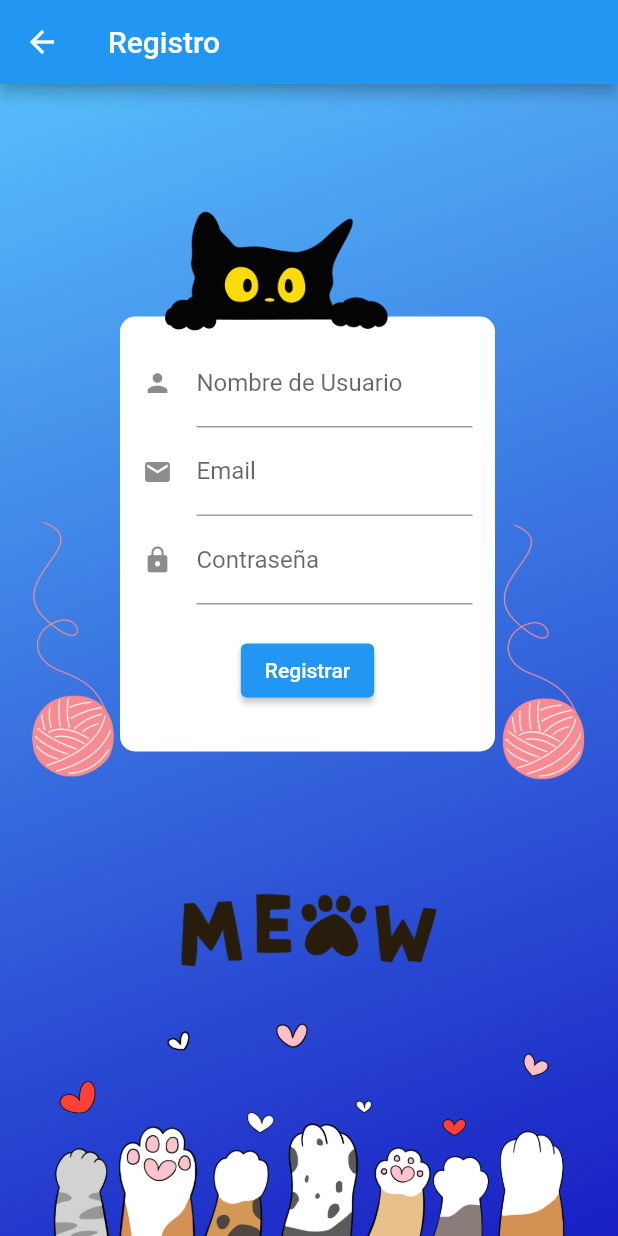
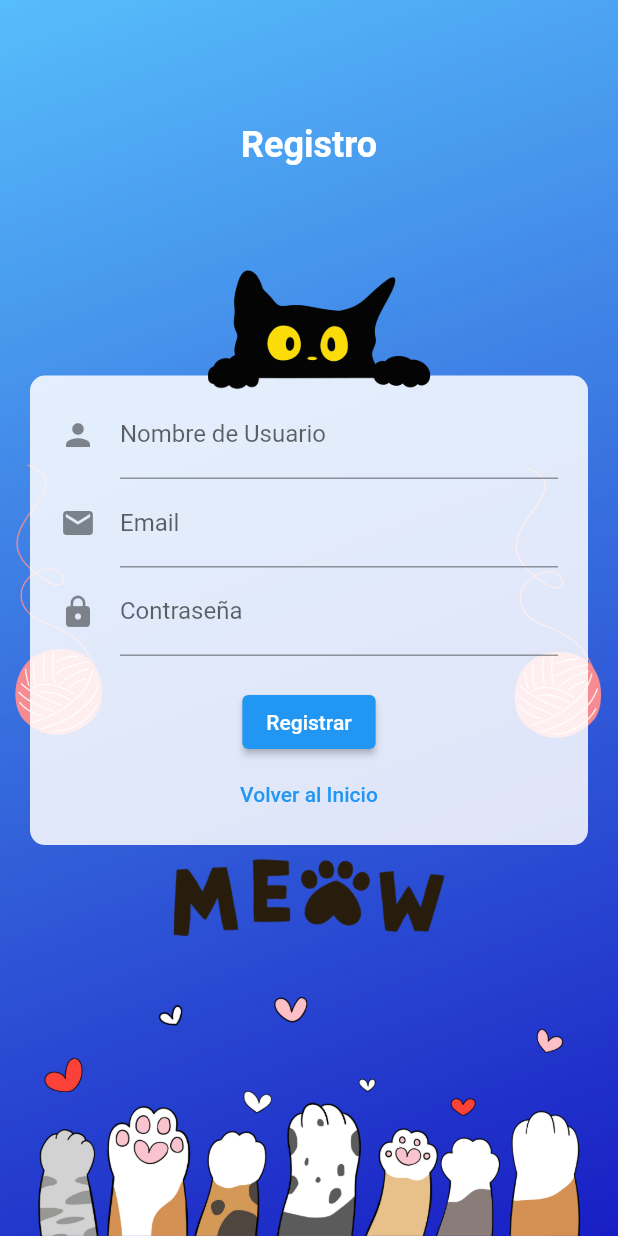
Before and after one commit to davgar13/flutter_app_cats, a Flutter app: the screen it shows after launch, after a tap on "Registrarse", on a phone screen of 412 x 824 dp. Run offline on Flutter 3.47's test engine with Material 2 defaults, Android fonts, the phone set to English and light mode, and no system bars; our stand-ins replace carousel_slider, cloud_firestore, cloud_functions, firebase_auth, firebase_core, firebase_storage and 3 more; missing offline and left inert: mailer; accounts and stored records are empty; network calls fail.

Commit message:
Unos arreglos

```diff
--- a/lib/Home/pages/post/posts_list.dart
+++ b/lib/Home/pages/post/posts_list.dart
@@ -41,21 +41,31 @@ class PostsList extends StatelessWidget {
               child: Card(
                 margin: const EdgeInsets.all(16.0),
                 shape: RoundedRectangleBorder(
-                  borderRadius: BorderRadius.circular(10.0),
+                  borderRadius: BorderRadius.circular(15.0),
                 ),
                 elevation: 10,
                 child: Column(
                   crossAxisAlignment: CrossAxisAlignment.start,
                   children: [
                     ListTile(
-                      title: Text('Dueño: ${post ['nombre_dueño']}'),
+                      title: Text(
+                        'Dueño: ${post['nombre_dueño']}',
+                        style: TextStyle(
+                            fontWeight: FontWeight.bold, fontSize: 18),
+                      ),
+                      subtitle: Text(
+                        'Nombre del Gato: ${post['nombre']}',
+                        style: TextStyle(
+                            fontWeight: FontWeight.bold, fontSize: 16),
+                      ),
+                      contentPadding: EdgeInsets.all(16.0),
                     ),
                     if (post['image_url'] != null &&
                         post['image_url'].isNotEmpty)
                       ClipRRect(
                         borderRadius:
-                            BorderRadius.vertical(top: Radius.circular(10.0)),
-                        child: Image. network(
+                            BorderRadius.vertical(top: Radius.circular(15.0)),
+                        child: Image.network(
                           post['image_url'],
                           width: double.infinity,
                           height: 200.0,
@@ -76,7 +86,7 @@ class PostsList extends StatelessWidget {
                           errorBuilder: (BuildContext context, Object exception,
                               StackTrace? stackTrace) {
                             return const Icon(
-                                Icons.error); // Or any placeholder you'd like
+                                Icons.error); // Placeholder in case of error
                           },
                         ),
                       ),
@@ -85,12 +95,22 @@ class PostsList extends StatelessWidget {
                       child: Column(
                         crossAxisAlignment: CrossAxisAlignment.start,
                         children: [
-                          Text('Nombre del Gato: ${post['nombre']}'),
-                          Text('Descripción: ${post['descripcion']}'),
-                          Text('Sexo: ${post['sexo']}'),
-                          Text('Edad: ${post['edad']}'),
-                          Text('Teléfono del Dueño: ${post['telefono']}'),
-
+                          Text(
+                            'Descripción: ${post['descripcion']}',
+                            style: TextStyle(fontSize: 16),
+                          ),
+                          Text(
+                            'Sexo: ${post['sexo']}',
+                            style: TextStyle(fontSize: 16),
+                          ),
+                          Text(
+                            'Edad: ${post['edad']} años',
+                            style: TextStyle(fontSize: 16),
+                          ),
+                          Text(
+                            'Teléfono del Dueño: ${post['telefono']}',
+                            style: TextStyle(fontSize: 16),
+                          ),
                         ],
                       ),
                     ),
--- a/lib/login_pages/login_page.dart
+++ b/lib/login_pages/login_page.dart
@@ -1,7 +1,7 @@
 import 'package:flutter/material.dart';
 import 'package:firebase_auth/firebase_auth.dart';
 import 'package:flutter_app_cats/Home/AppBar.dart';
-import 'package:flutter_app_cats/login_pages/register_page.dart'; // Importa Firebase Auth
+import 'package:flutter_app_cats/login_pages/register_page.dart';
 
 class LoginScreen extends StatelessWidget {
   const LoginScreen({super.key});
@@ -9,15 +9,50 @@ class LoginScreen extends StatelessWidget {
     @override
   Widget build(BuildContext context) {
     return Scaffold(
-      appBar: AppBar(
-        title: const Text('Iniciar Sesión'),
+      body: Stack(
+        children: [
+          Container(
+            decoration: BoxDecoration(
+              image: DecorationImage(
+                image: AssetImage('asset/images/MyCat.png'),
+                fit: BoxFit.cover,
               ),
-      body: const Center(
-        child: LoginForm(),
+            ),
+          ),
+          SingleChildScrollView(
+            child: Column(
+              mainAxisAlignment: MainAxisAlignment.center,
+              children: [
+                SizedBox(
+                    height: MediaQuery.of(context).size.height *
+                        0.1), // Espacio reducido para el texto 'Iniciar Sesión'
+                Text(
+                  'Iniciar Sesión',
+                  style: TextStyle(
+                      fontSize: 24,
+                      fontWeight: FontWeight.bold,
+                      color: Colors.white),
+                ),
+                SizedBox(height: 170), // Espacio reducido antes del formulario
+                LoginForm(),
+              ],
+            ),
+          ),
+          Positioned(
+            top: 195, // Posición de la imagen del gato
+            right: MediaQuery.of(context).size.width * 0.3,
+            child: Image.asset(
+              'asset/images/cat2.png',
+              width: 150,
+              height: 150,
+            ),
+          ),
+        ],
       ),
     );
   }
 }
+
 
 class LoginForm extends StatefulWidget {
   const LoginForm({super.key});
@@ -45,114 +80,66 @@ class _LoginFormState extends State<LoginForm> {
     }
   }
 
-
   @override
   Widget build(BuildContext context) {
-    return Form(
+      return Container(
+      padding: EdgeInsets.symmetric(vertical: 10, horizontal: 20),
+      margin: EdgeInsets.all(20),
+      decoration: BoxDecoration(
+        color: Colors.white.withOpacity(0.85),
+        borderRadius: BorderRadius.circular(10),
+      ),
+      child: Form(
         key: _formKey,
-      child: ListView(
-        children: [
-          Stack(
-            children: [
-              Padding(
-                padding: const EdgeInsets.fromLTRB(0, 0, 0, 0),
-                child: Image.asset('asset/images/MyCat.png'),
-              ),
-
-            Padding(
-            padding: const EdgeInsets.fromLTRB(70, 155, 0, 50),
-            child: Container(
-              decoration: const BoxDecoration(
-                borderRadius: BorderRadius.only(
-                  topLeft: Radius.circular(10),
-                  topRight: Radius.circular(10),
-                  bottomRight: Radius.circular(10),
-                  bottomLeft: Radius.circular(10),
-                ),
-                color: Color.fromARGB(255, 255, 255, 255),
-              ),
-              width: 250,
-              height: 275,
-              child: Container(
-                decoration: const BoxDecoration(
-                  borderRadius: BorderRadius.only(
-                    topLeft: Radius.circular(10),
-                    topRight: Radius.circular(10),
-                    bottomRight: Radius.circular(10),
-                    bottomLeft: Radius.circular(10),
-                  ),
-                  color: Color.fromARGB(255, 255, 255, 255),
-                ),
-                margin: const EdgeInsets.all(15),
         child: Column(
           crossAxisAlignment: CrossAxisAlignment.center,
           children: [
                 TextFormField(
                   controller: _emailController,
                   keyboardType: TextInputType.emailAddress,
-                      decoration: const InputDecoration(
-                        icon: Icon(
-                          Icons.email,
-                          size: 20,
-                        ),
+                  decoration: InputDecoration(
+                    icon: Icon(Icons.email),
                     labelText: 'Email',
                   ),
                   validator: (String? value) {
-                        return(value != null && value.contains('@')) ? 'Ingresa un Email valido.' : null;
+                    if (value == null || !value.contains('@')) {
+                      return 'Por favor, ingresa un email válido.';
+                    }
+                    return null;
                   },
                 ),
-                    const SizedBox(height: 12.0),
+                SizedBox(height: 12.0),
                 TextFormField(
                   controller: _passwordController,
                   obscureText: true,
-                      decoration: const InputDecoration(
-                        icon: Icon(
-                          Icons.lock,
-                          size: 20,
-                          textDirection: TextDirection.ltr,
-                        ),
-                        labelText: 'Contraseña'
+                  decoration: InputDecoration(
+                    icon: Icon(Icons.lock),
+                    labelText: 'Contraseña',
                   ),
                   validator: (value) {
-                        if (value!.isEmpty) {
+                    if (value == null || value.isEmpty) {
                       return 'Por favor, ingresa una contraseña.';
                     }
                     return null;
                   },
                 ),
-                    const SizedBox(height: 16.0),
+                SizedBox(height: 20.0),
                 ElevatedButton(
-                      onPressed: _login, // Llama a la función de inicio de sesión
-                      child: const Text('Ingresar'),
+                  onPressed: _login,
+                  child: Text('Ingresar'),
                 ),
-                    //const SizedBox(height: 10.0),
-                    ElevatedButton(
+                TextButton(
                   onPressed: () {
                     Navigator.push(
                       context,
                       MaterialPageRoute(builder: (context) => RegisterScreen()),
                     );
                   },
-                      child: const Text('Registrarse'),
+                  child: Text('Registrarse'),
                 ),
               ],
         ),
-              )
       ),
-          ),
-
-              Padding(
-                padding: const EdgeInsets.fromLTRB(110, 50, 10, 50),
-                child: Image.asset('asset/images/cat2.png',
-                  width: 150,
-                  height: 150,
-                ),
-              )
-            ],
-          ),
-
-        ],
-      )
     );
   }
 }
--- a/lib/login_pages/register_page.dart
+++ b/lib/login_pages/register_page.dart
@@ -1,7 +1,9 @@
-import 'package:cloud_firestore/cloud_firestore.dart';
 import 'package:flutter/material.dart';
 import 'package:firebase_auth/firebase_auth.dart';
+import 'package:cloud_firestore/cloud_firestore.dart';
 import 'package:flutter_app_cats/Home/AppBar.dart';
+import 'package:flutter_app_cats/login_pages/login_page.dart';
+
 
 class RegisterScreen extends StatelessWidget {
   const RegisterScreen({super.key});
@@ -9,11 +11,43 @@ class RegisterScreen extends StatelessWidget {
   @override
   Widget build(BuildContext context) {
     return Scaffold(
-      appBar: AppBar(
-        title: const Text('Registro'),
+      body: Stack(
+        children: [
+          Container(
+            decoration: BoxDecoration(
+              image: DecorationImage(
+                image: AssetImage('asset/images/MyCat.png'),
+                fit: BoxFit.cover,
               ),
-      body: const Center(
-        child: RegisterForm(),
+            ),
+          ),
+          SingleChildScrollView(
+            child: Column(
+              mainAxisAlignment: MainAxisAlignment.center,
+              children: [
+                SizedBox(height: MediaQuery.of(context).size.height * 0.1),
+                Text(
+                  'Registro',
+                  style: TextStyle(
+                      fontSize: 24,
+                      fontWeight: FontWeight.bold,
+                      color: Colors.white),
+                ),
+                SizedBox(height: 120),
+                RegisterForm(),
+              ],
+            ),
+          ),
+          Positioned(
+            top: 145,
+            right: MediaQuery.of(context).size.width * 0.3,
+            child: Image.asset(
+              'asset/images/cat2.png',
+              width: 150,
+              height: 150,
+            ),
+          ),
+        ],
       ),
     );
   }
@@ -34,25 +68,19 @@ class _RegisterFormState extends State<RegisterForm> {
 
   Future<void> _register() async {
     try {
-      // Registra el nuevo usuario
       UserCredential userCredential =
           await FirebaseAuth.instance.createUserWithEmailAndPassword(
         email: _emailController.text,
         password: _passwordController.text,
       );
 
-      // Asegúrate de obtener el usuario recién registrado
       User? newUser = userCredential.user;
 
-      // Actualiza el displayName del usuario recién registrado con el nombre de usuario proporcionado
       if (newUser != null) {
         await newUser.updateDisplayName(_usernameController.text);
-
-        // Puede que necesites recargar el usuario para obtener la información actualizada
         await newUser.reload();
         newUser = FirebaseAuth.instance.currentUser;
 
-        // Guarda los datos del usuario en la colección 'profile' de Firestore
         await FirebaseFirestore.instance
             .collection('profile')
             .doc(newUser!.email)
@@ -61,16 +89,11 @@ class _RegisterFormState extends State<RegisterForm> {
           'email': newUser.email,
           'ciudad': "",
           'image_url': "",
-          'owner_Email': newUser.email, // Este es el correo del nuevo usuario
+          'owner_Email': newUser.email,
           'pais': "",
           'telefono': "",
         });
 
-
-
-
-
-     // Navega a la pantalla de inicio (HomeScreen) aquí
         Navigator.of(context).pushReplacement(
           MaterialPageRoute(builder: (context) => HomeScreen()),
         );
@@ -82,47 +105,25 @@ class _RegisterFormState extends State<RegisterForm> {
     }
   }
 
-
   @override
   Widget build(BuildContext context) {
-    return Form(
+    return Container(
+      padding: EdgeInsets.symmetric(vertical: 10, horizontal: 20),
+      margin: EdgeInsets.all(20),
+      decoration: BoxDecoration(
+        color: Colors.white.withOpacity(0.85),
+        borderRadius: BorderRadius.circular(10),
+      ),
+      child: Form(
         key: _formKey,
-      child: ListView(
-        children: [
-          Stack(
-            children: [
-              Padding(
-                padding: const EdgeInsets.fromLTRB(0, 0, 0, 0),
-                child: Image.asset('asset/images/MyCat.png'),
-              ),
-              Padding(
-                padding: const EdgeInsets.fromLTRB(80, 155, 20, 50),
-                child: Container(
-                  decoration: const BoxDecoration(
-                    borderRadius: BorderRadius.only(
-                      topLeft: Radius.circular(10),
-                      topRight: Radius.circular(10),
-                      bottomRight: Radius.circular(10),
-                      bottomLeft: Radius.circular(10),
-                    ),
-                    color: Color.fromARGB(255, 255, 255, 255),
-                  ),
-                  width: 250,
-                  height: 290,
-                  child: Container(
-                    color: Colors.white,
-                    margin: const EdgeInsets.all(15),
         child: Column(
           crossAxisAlignment: CrossAxisAlignment.center,
           children: [
             TextFormField(
               controller: _usernameController,
-                          decoration: const InputDecoration(
-                            icon: Icon(
-                              Icons.person,
-                              size: 20,
-                            ),
-                            labelText: 'Nombre de Usuario'
+              decoration: InputDecoration(
+                icon: Icon(Icons.person),
+                labelText: 'Nombre de Usuario',
               ),
               validator: (value) {
                 if (value!.isEmpty) {
@@ -134,15 +135,12 @@ class _RegisterFormState extends State<RegisterForm> {
             TextFormField(
               controller: _emailController,
               keyboardType: TextInputType.emailAddress,
-                          decoration: const InputDecoration(
-                            icon: Icon(
-                              Icons.email,
-                              size: 20,
-                            ),
-                            labelText: 'Email'
+              decoration: InputDecoration(
+                icon: Icon(Icons.email),
+                labelText: 'Email',
               ),
               validator: (value) {
-                            if (value!.isEmpty) {
+                if (value!.isEmpty || !value.contains('@')) {
                   return 'Por favor, ingresa un email válido.';
                 }
                 return null;
@@ -151,13 +149,9 @@ class _RegisterFormState extends State<RegisterForm> {
             TextFormField(
               controller: _passwordController,
               obscureText: true,
-                          decoration: const InputDecoration(
-                            icon: Icon(
-                              Icons.lock,
-                              size: 20,
-                              textDirection: TextDirection.ltr,
-                            ),
-                            labelText: 'Contraseña'
+              decoration: InputDecoration(
+                icon: Icon(Icons.lock),
+                labelText: 'Contraseña',
               ),
               validator: (value) {
                 if (value!.isEmpty) {
@@ -166,29 +160,23 @@ class _RegisterFormState extends State<RegisterForm> {
                 return null;
               },
             ),
-                        const SizedBox(height: 20),
+            SizedBox(height: 20.0),
             ElevatedButton(
-                          onPressed: (){
-                            _register();
-                          }, // Llama a la función de registro
-                          child: const Text('Registrar'),
+              onPressed: _register,
+              child: Text('Registrar'),
+            ),
+            TextButton(
+              onPressed: () {
+                Navigator.push(
+                  context,
+                  MaterialPageRoute(builder: (context) => LoginScreen()),
+                );
+              },
+              child: Text('Volver al Inicio'),
             ),
           ],
         ),
       ),
-                ),
-              ),
-              Padding(
-                padding: const EdgeInsets.fromLTRB(110, 50, 10, 50),
-                child: Image.asset('asset/images/cat2.png',
-                width: 150,
-                height: 150,
-              ),
-            )
-            ],
-          )
-        ],
-      )
     );
   }
 }
```
Lines whose indentation alone changed are shown as unchanged.
